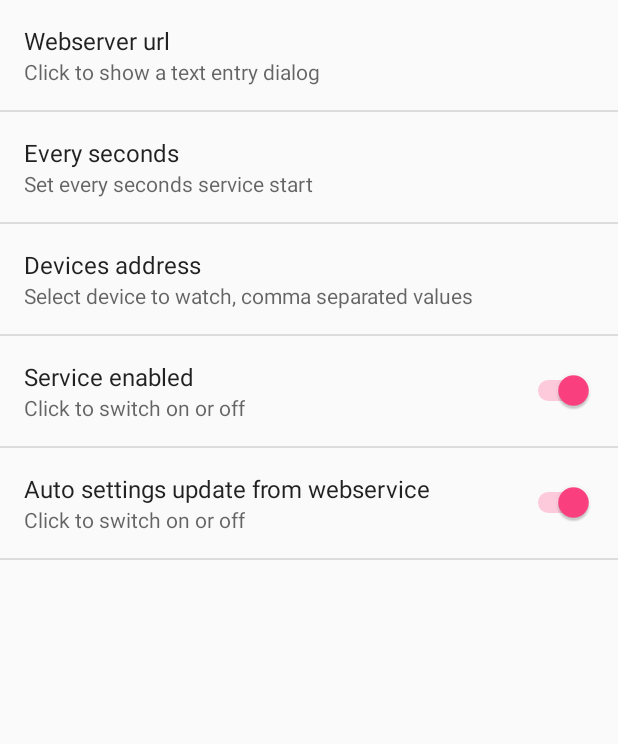
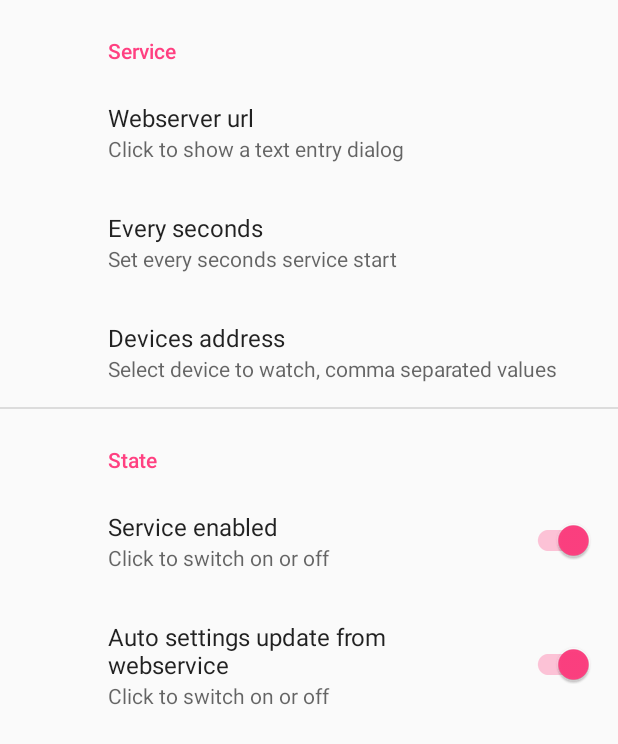
Before and after one commit to manzolo/bluetooth-watcher, an Android app: the SettingsActivity screen opened directly, with no data from a screen before it, on a phone screen of 412 x 824 dp. Shown: the top 744 px of the screen. Run offline under Robolectric (Android 15) with nearby library versions, the phone set to English and light mode, and no system bars; our stand-ins replace androidx.preference; libraries missing offline, so code that uses them is left out: it.manzolo.job.

Commit message:
Progetto iniziale

```diff
--- a/app/src/main/java/it/manzolo/job/service/bluewatcher/MainActivity.kt
+++ b/app/src/main/java/it/manzolo/job/service/bluewatcher/MainActivity.kt
@@ -2,9 +2,9 @@ package it.manzolo.job.service.bluewatcher
 
 import android.content.Intent
 import android.os.Bundle
-import android.support.v7.app.AppCompatActivity
 import android.view.Menu
 import android.view.MenuItem
+import androidx.appcompat.app.AppCompatActivity
 import kotlinx.android.synthetic.main.activity_main.*
 
 
--- a/app/src/main/java/it/manzolo/job/service/bluewatcher/MainActivityFragment.kt
+++ b/app/src/main/java/it/manzolo/job/service/bluewatcher/MainActivityFragment.kt
@@ -2,11 +2,11 @@ package it.manzolo.job.service.bluewatcher
 
 import android.content.Context
 import android.os.Bundle
-import android.support.v4.app.Fragment
 import android.util.Log
 import android.view.LayoutInflater
 import android.view.View
 import android.view.ViewGroup
+import androidx.fragment.app.Fragment
 import kotlinx.android.synthetic.main.fragment_main.*
 
 class MainActivityFragment : Fragment() {
@@ -30,6 +30,6 @@ class MainActivityFragment : Fragment() {
 
     private fun startJobService() {
         Log.d(TAG, "startJobService")
-        it.manzolo.job.service.bluewatcher.App.Companion.scheduleJobService(activity as Context)
+        App.scheduleJobService(activity as Context)
     }
 }
--- a/app/src/main/java/it/manzolo/job/service/bluewatcher/SettingsActivity.kt
+++ b/app/src/main/java/it/manzolo/job/service/bluewatcher/SettingsActivity.kt
@@ -1,25 +1,24 @@
 package it.manzolo.job.service.bluewatcher
 
 import android.os.Bundle
-import android.preference.PreferenceFragment
-import android.support.v7.app.AppCompatActivity
+import androidx.appcompat.app.AppCompatActivity
+import androidx.preference.PreferenceFragmentCompat
 
 class SettingsActivity : AppCompatActivity() {
 
     override fun onCreate(savedInstanceState: Bundle?) {
         super.onCreate(savedInstanceState)
-
-        if (fragmentManager.findFragmentById(android.R.id.content) == null) {
-            fragmentManager.beginTransaction()
-                    .add(android.R.id.content, SettingsFragment()).commit()
-        }
+        setContentView(R.layout.settings_activity)
+        supportFragmentManager
+                .beginTransaction()
+                .replace(R.id.settings, SettingsFragment())
+                .commit()
+        supportActionBar?.setDisplayHomeAsUpEnabled(true)
     }
 
-
-    class SettingsFragment : PreferenceFragment() {
-        override fun onCreate(savedInstanceState: Bundle?) {
-            super.onCreate(savedInstanceState)
-            addPreferencesFromResource(R.xml.preferences)
+    class SettingsFragment : PreferenceFragmentCompat() {
+        override fun onCreatePreferences(savedInstanceState: Bundle?, rootKey: String?) {
+            setPreferencesFromResource(R.xml.root_preferences, rootKey)
         }
     }
 }
--- /dev/null
+++ b/app/src/main/res/layout/settings_activity.xml
@@ -0,0 +1,9 @@
+<LinearLayout xmlns:android="http://schemas.android.com/apk/res/android"
+    android:layout_width="match_parent"
+    android:layout_height="match_parent">
+
+    <FrameLayout
+        android:id="@+id/settings"
+        android:layout_width="match_parent"
+        android:layout_height="match_parent" />
+</LinearLayout>
--- a/app/src/main/res/xml/preferences.xml
+++ /dev/null
@@ -1,28 +0,0 @@
-<?xml version="1.0" encoding="utf-8"?>
-<PreferenceScreen xmlns:android2="http://schemas.android.com/apk/res/android">
-    <EditTextPreference
-        android2:dialogTitle="Enter a valid url"
-        android2:key="webserviceurl"
-        android2:summary="Click to show a text entry dialog"
-        android2:title="Webserver url" />
-    <EditTextPreference
-        android2:dialogTitle="Select duration"
-        android2:key="seconds"
-        android2:summary="Set every seconds service start"
-        android2:title="Every seconds" />
-    <EditTextPreference
-        android2:dialogTitle="Select devices address"
-        android2:key="devices"
-        android2:summary="Select device to watch, comma separated values"
-        android2:title="Devices address" />
-    <SwitchPreference
-        android2:defaultValue="true"
-        android2:key="enabled"
-        android2:summary="Click to switch on or off"
-        android2:title="Service enabled" />
-    <SwitchPreference
-        android2:defaultValue="true"
-        android2:key="autoupdate"
-        android2:summary="Click to switch on or off"
-        android2:title="Auto settings update from webservice" />
-</PreferenceScreen>
--- /dev/null
+++ b/app/src/main/res/xml/root_preferences.xml
@@ -0,0 +1,54 @@
+<!--
+  ~ Copyright 2018 The app Open Source Project
+  ~
+  ~ Licensed under the Apache License, Version 2.0 (the "License");
+  ~ you may not use this file except in compliance with the License.
+  ~ You may obtain a copy of the License at
+  ~
+  ~      http://www.apache.org/licenses/LICENSE-2.0
+  ~
+  ~ Unless required by applicable law or agreed to in writing, software
+  ~ distributed under the License is distributed on an "AS IS" BASIS,
+  ~ WITHOUT WARRANTIES OR CONDITIONS OF ANY KIND, either express or implied.
+  ~ See the License for the specific language governing permissions and
+  ~ limitations under the License.
+  -->
+
+<PreferenceScreen xmlns:app="http://schemas.android.com/apk/res-auto">
+
+    <PreferenceCategory app:title="Service">
+
+        <EditTextPreference
+            app:dialogTitle="Enter a valid url"
+            app:key="webserviceurl"
+            app:summary="Click to show a text entry dialog"
+            app:title="Webserver url" />
+        <EditTextPreference
+            app:dialogTitle="Select duration"
+            app:key="seconds"
+            app:summary="Set every seconds service start"
+            app:title="Every seconds" />
+        <EditTextPreference
+            app:dialogTitle="Select devices address"
+            app:key="devices"
+            app:summary="Select device to watch, comma separated values"
+            app:title="Devices address" />
+
+    </PreferenceCategory>
+
+    <PreferenceCategory app:title="State">
+
+        <SwitchPreferenceCompat
+            app:defaultValue="true"
+            app:key="enabled"
+            app:summary="Click to switch on or off"
+            app:title="Service enabled" />
+        <SwitchPreferenceCompat
+            app:defaultValue="true"
+            app:key="autoupdate"
+            app:summary="Click to switch on or off"
+            app:title="Auto settings update from webservice" />
+
+    </PreferenceCategory>
+
+</PreferenceScreen>
```
Also changed, not shown: app/build.gradle (+7 -7 lines), app/src/main/AndroidManifest.xml (+17 -17 lines), app/src/main/res/layout/activity_main.xml (+5 -5 lines), app/src/main/res/layout/fragment_main.xml (+4 -4 lines), app/src/main/res/values/arrays.xml (added, +12 -0 lines), app/src/main/res/values/strings.xml (+18 -0 lines).
